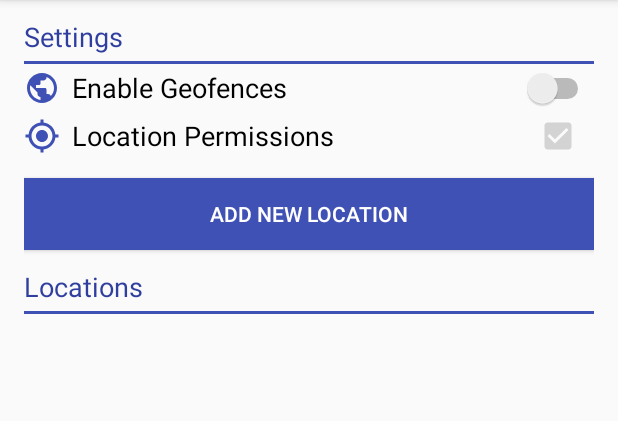
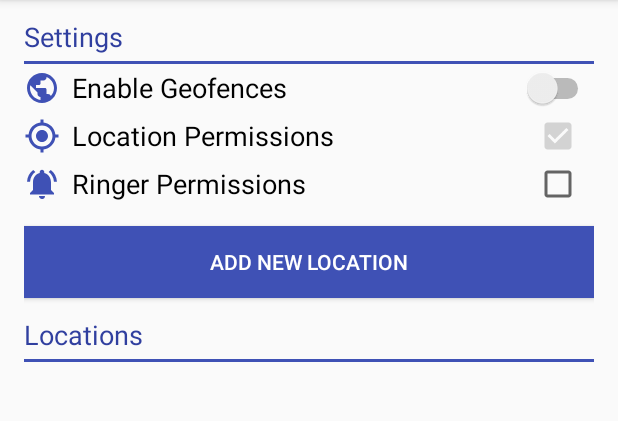
Before and after one commit to trinhan-nguyen/Hush-Up, an Android app: the screen it shows after launch (MainActivity), on a phone screen of 412 x 824 dp, the part 84-505 px from its top. Run offline under Robolectric (Android 15) with nearby library versions, the phone set to English and light mode, and no system bars; 2 statements that could not run were skipped.

Commit message:
Added ringer permission checkbox

```diff
--- a/app/src/main/java/com/example/android/hushup/GeofenceBroadcastReceiver.kt
+++ b/app/src/main/java/com/example/android/hushup/GeofenceBroadcastReceiver.kt
@@ -4,6 +4,7 @@ import android.content.BroadcastReceiver
 import android.content.Context
 import android.content.Intent
 import android.util.Log
+import com.google.android.gms.location.GeofencingEvent
 
 /**
  * Created by ngtrnhan1205 on 12/8/17.
@@ -14,5 +15,6 @@ class GeofenceBroadcastReceiver: BroadcastReceiver() {
     }
     override fun onReceive(context: Context?, intent: Intent?) {
         Log.i(TAG, "onReceive called")
+        val geoFencingEvent = GeofencingEvent.fromIntent(intent)
     }
 }
--- a/app/src/main/java/com/example/android/hushup/MainActivity.kt
+++ b/app/src/main/java/com/example/android/hushup/MainActivity.kt
@@ -1,6 +1,7 @@
 package com.example.android.hushup
 
 import android.app.Activity
+import android.app.NotificationManager
 import android.content.*
 import android.content.pm.PackageManager
 import android.support.v7.app.AppCompatActivity
@@ -54,7 +55,7 @@ class MainActivity : AppCompatActivity(),
                 .getBoolean(getString(R.string.setting_enabled), false)
         val onOffSwitch = findViewById<Switch>(R.id.enable_switch);
 
-        onOffSwitch.setChecked(mIsEnabled);
+        onOffSwitch.isChecked = mIsEnabled;
 
         onOffSwitch.setOnCheckedChangeListener({
             _, isChecked ->  run {
@@ -163,6 +164,18 @@ class MainActivity : AppCompatActivity(),
             locationPermissions.isChecked = true
             locationPermissions.isEnabled = false
         }
+
+        // Initialize ringer permissions checkbox
+        val ringerPermissions = findViewById<CheckBox>(R.id.ringer_permission_checkbox)
+        val notificationManager = getSystemService(Context.NOTIFICATION_SERVICE) as NotificationManager
+        // Check for API supports such permissions and is granted
+        if (android.os.Build.VERSION.SDK_INT >= 24
+                && !notificationManager.isNotificationPolicyAccessGranted()) {
+            ringerPermissions.isChecked = false
+        } else {
+            ringerPermissions.isChecked = true
+            ringerPermissions.isEnabled = false
+        }
     }
 
     fun locationPermissionClicked(view: View) {
@@ -170,4 +183,9 @@ class MainActivity : AppCompatActivity(),
                 arrayOf(android.Manifest.permission.ACCESS_FINE_LOCATION),
                 PERMISSION_REQUEST_FINE_LOCATION)
     }
+
+    fun ringerPermissionClicked(view: View) {
+        val intent = Intent(android.provider.Settings.ACTION_NOTIFICATION_POLICY_ACCESS_SETTINGS)
+        startActivity(intent)
+    }
 }
--- a/app/src/main/res/layout/activity_main.xml
+++ b/app/src/main/res/layout/activity_main.xml
@@ -84,6 +84,41 @@
             </RelativeLayout>
         </LinearLayout>
 
+        <LinearLayout
+            android:layout_width="match_parent"
+            android:layout_height="wrap_content"
+            android:orientation="horizontal">
+
+            <ImageView
+                android:layout_width="wrap_content"
+                android:layout_height="wrap_content"
+                android:paddingBottom="4dp"
+                android:paddingRight="8dp"
+                android:paddingTop="4dp"
+                android:src="@drawable/ic_notifications_active_primary_24dp" />
+
+            <TextView
+                android:layout_width="wrap_content"
+                android:layout_height="wrap_content"
+                android:layout_gravity="center"
+                android:text="@string/ringer_permissions"
+                android:textAppearance="@style/TextAppearance.AppCompat.Medium"
+                android:textColor="@android:color/black" />
+
+            <RelativeLayout
+                android:layout_width="match_parent"
+                android:layout_height="match_parent">
+
+                <CheckBox
+                    android:id="@+id/ringer_permission_checkbox"
+                    android:layout_width="wrap_content"
+                    android:layout_height="wrap_content"
+                    android:layout_alignParentRight="true"
+                    android:layout_marginRight="8dp"
+                    android:onClick="ringerPermissionClicked" />
+
+            </RelativeLayout>
+        </LinearLayout>
 
         <Button
             android:layout_width="match_parent"
--- a/app/src/main/res/values/strings.xml
+++ b/app/src/main/res/values/strings.xml
@@ -2,10 +2,15 @@
     <string name="app_name">HushUp</string>
     <string name="add_new_location">Add new location</string>
     <string name="location_list">Locations</string>
+    <string name="need_location_permission_message">You need to enable location permissions first</string>
+    <string name="location_permissions_granted_message">Location Permissions Granted</string>
     <string name="setting_enabled" translatable="false">EnabledSetting</string>
     <string name="settings_label">Settings</string>
+    <string name="location_permissions">Location Permissions</string>
     <string name="enable_geofences">Enable Geofences</string>
-    <string name="need_location_permission_message">You need to enable lcoation permission first</string>
-    <string name="location_permissions_granted_message">Location permission granted</string>
-    <string name="location_permissions">Location Permissions</string>
+    <string name="privacy">http://www.google.com/policies/privacy</string>
+    <string name="ringer_permissions">Ringer Permissions</string>
+    <string name="silent_mode_activated">Silent mode activated</string>
+    <string name="touch_to_relaunch">Touch to launch the app.</string>
+    <string name="back_to_normal">Back to normal</string>
 </resources>
```
